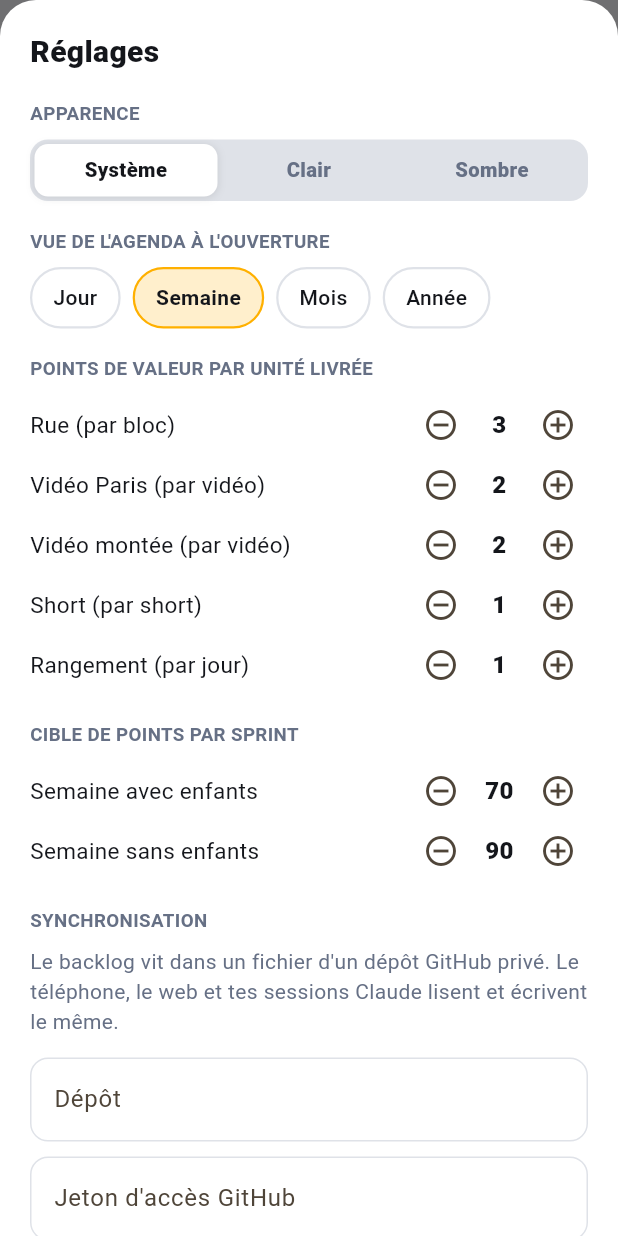
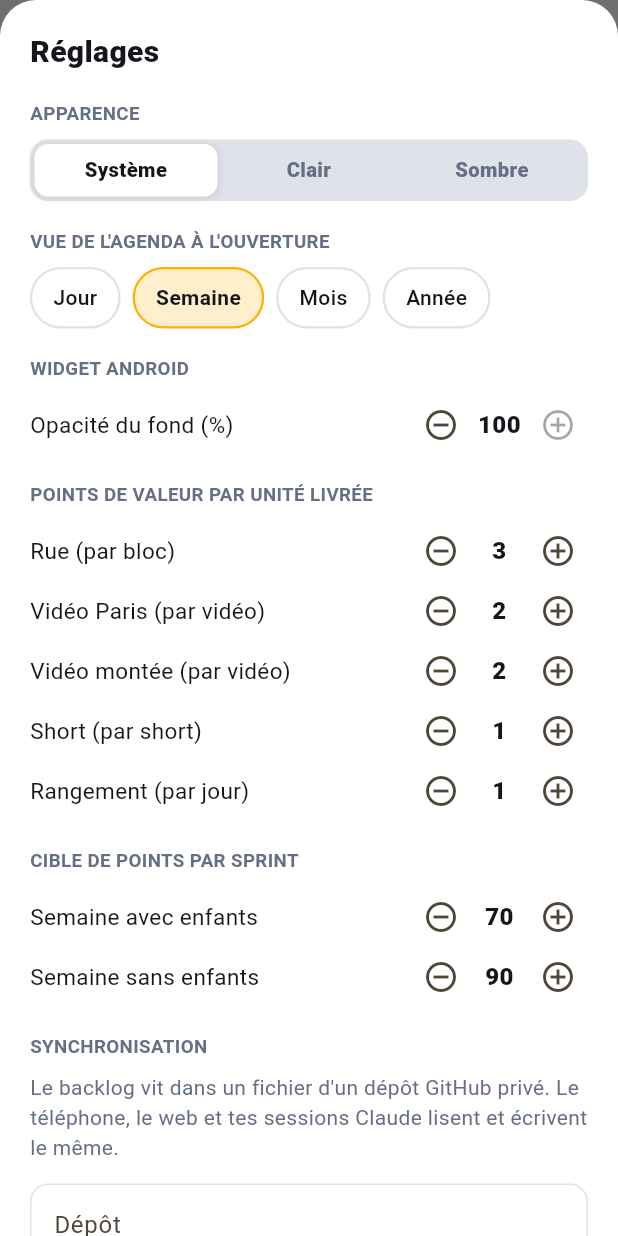
Before and after one commit to okhamfriction-png/bim, a Flutter app: the screen it shows after launch, after a tap on the "settings" icon, on a phone screen of 412 x 824 dp. Run offline on Flutter 3.47's test engine with Material 3 defaults, Android fonts, the phone set to English and light mode, and no system bars; our stand-ins replace shared_preferences, video_player, web; missing offline and left inert: dart:js_interop.

Commit message:
Widget : opacité du fond réglable
Co-Authored-By: Claude Fable 5.2 <noreply@anthropic.com>

```diff
--- a/lib/store.dart
+++ b/lib/store.dart
@@ -18,6 +18,7 @@ class Store extends ChangeNotifier {
   String repo = '';
   String token = '';
   String themeMode = 'system'; // apparence : system | light | dark
+  int widgetOpacity = 100; // opacité du fond du widget Android, en %
   String agendaView = 'semaine'; // vue de l'agenda à l'ouverture : jour | semaine | mois | annee
   String syncState = 'off'; // off | sync | ok | error
   String syncError = '';
@@ -33,6 +34,7 @@ class Store extends ChangeNotifier {
     token = _prefs.getString('token') ?? '';
     agendaView = _prefs.getString('agendaView') ?? 'semaine';
     themeMode = _prefs.getString('themeMode') ?? 'system';
+    widgetOpacity = _prefs.getInt('widgetOpacity') ?? 100;
     final raw = _prefs.getString('doc');
     if (raw != null) {
       try {
@@ -58,6 +60,13 @@ class Store extends ChangeNotifier {
     themeMode = v;
     _prefs.setString('themeMode', v);
     notifyListeners();
+  }
+
+  void setWidgetOpacity(int v) {
+    widgetOpacity = v.clamp(0, 100);
+    _prefs.setInt('widgetOpacity', widgetOpacity);
+    notifyListeners();
+    _feedWidget();
   }
 
   bool get linked => repo.isNotEmpty && token.isNotEmpty;
@@ -310,6 +319,7 @@ class Store extends ChangeNotifier {
         'widget',
         jsonEncode({
           'count': q.length,
+          'alpha': widgetOpacity,
           'tasks': [for (final t in q.take(9)) {'p': t.priority, 't': t.title, 'c': t.cat, 'call': t.call}],
           'days': days,
         }));
--- a/lib/ui.dart
+++ b/lib/ui.dart
@@ -543,6 +543,9 @@ class _SyncSheetState extends State<SyncSheet> {
           ])
             Pick(v.$2, store.agendaView == v.$1, () => store.setAgendaView(v.$1)),
         ]),
+        _label(context, 'WIDGET ANDROID'),
+        Stepper2('Opacité du fond (%)', store.widgetOpacity, store.setWidgetOpacity,
+            step: 10, max: 100),
         _label(context, 'POINTS DE VALEUR PAR UNITÉ LIVRÉE'),
         for (final k in kinds.entries)
           Stepper2('${k.value.$1} (par ${k.value.$2.substring(0, k.value.$2.length - 1)})',
@@ -615,8 +618,9 @@ class _SyncSheetState extends State<SyncSheet> {
 class Stepper2 extends StatelessWidget {
   final String label;
   final int value, step;
+  final int? max;
   final ValueChanged<int> onChanged;
-  const Stepper2(this.label, this.value, this.onChanged, {this.step = 1, super.key});
+  const Stepper2(this.label, this.value, this.onChanged, {this.step = 1, this.max, super.key});
   @override
   Widget build(BuildContext context) {
     final p = Pal.of(context);
@@ -635,7 +639,7 @@ class Stepper2 extends StatelessWidget {
       IconButton(
           tooltip: 'Plus',
           visualDensity: VisualDensity.compact,
-          onPressed: () => onChanged(value + step),
+          onPressed: max != null && value >= max! ? null : () => onChanged(value + step),
           icon: const Icon(Icons.add_circle_outline)),
     ]);
   }
```
Also changed, not shown: 2 other files.
